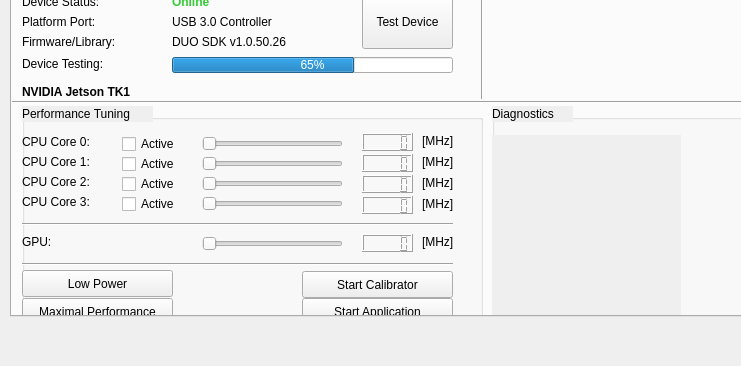
hvictor/Release, file TrackerRT_UI/mainwindow.ui: the form before one commit; both pictures show x 0 to 741 and y 201 to 567 of the 986 by 567 pixel window.
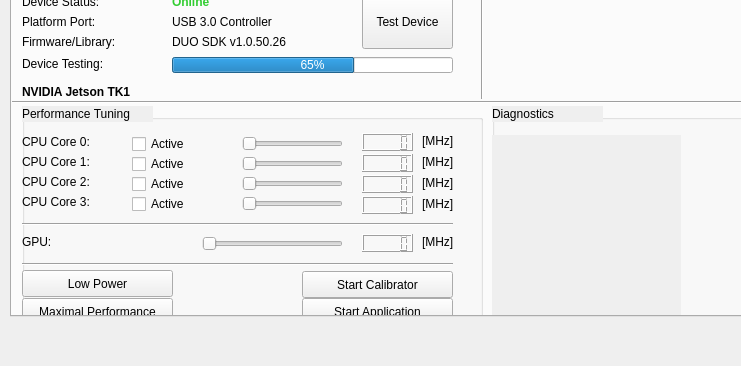
The form after the commit. The open tabs and pages were chosen to show the change. Custom widgets are drawn as their Qt base class.

```diff
--- a/TrackerRT_UI/mainwindow.ui
+++ b/TrackerRT_UI/mainwindow.ui
@@ -272,10 +272,10 @@
          <widget class="QSlider" name="horizontalSlider">
           <property name="geometry">
            <rect>
-            <x>180</x>
+            <x>220</x>
             <y>20</y>
-            <width>141</width>
-            <height>19</height>
+            <width>101</width>
+            <height>20</height>
            </rect>
           </property>
           <property name="maximum">
@@ -293,7 +293,7 @@
            <rect>
             <x>0</x>
             <y>20</y>
-            <width>81</width>
+            <width>91</width>
             <height>16</height>
            </rect>
           </property>
@@ -304,9 +304,9 @@
          <widget class="QCheckBox" name="checkBox">
           <property name="geometry">
            <rect>
-            <x>100</x>
+            <x>110</x>
             <y>20</y>
-            <width>71</width>
+            <width>81</width>
             <height>20</height>
            </rect>
           </property>
@@ -319,7 +319,7 @@
            <rect>
             <x>0</x>
             <y>40</y>
-            <width>81</width>
+            <width>91</width>
             <height>16</height>
            </rect>
           </property>
@@ -330,9 +330,9 @@
          <widget class="QSlider" name="horizontalSlider_3">
           <property name="geometry">
            <rect>
-            <x>180</x>
+            <x>220</x>
             <y>40</y>
-            <width>141</width>
+            <width>101</width>
             <height>20</height>
            </rect>
           </property>
@@ -351,7 +351,7 @@
            <rect>
             <x>0</x>
             <y>60</y>
-            <width>81</width>
+            <width>91</width>
             <height>16</height>
            </rect>
           </property>
@@ -364,7 +364,7 @@
            <rect>
             <x>0</x>
             <y>80</y>
-            <width>81</width>
+            <width>91</width>
             <height>16</height>
            </rect>
           </property>
@@ -375,9 +375,9 @@
          <widget class="QCheckBox" name="checkBox_3">
           <property name="geometry">
            <rect>
-            <x>100</x>
+            <x>110</x>
             <y>40</y>
-            <width>71</width>
+            <width>81</width>
             <height>20</height>
            </rect>
           </property>
@@ -388,9 +388,9 @@
          <widget class="QCheckBox" name="checkBox_4">
           <property name="geometry">
            <rect>
-            <x>100</x>
+            <x>110</x>
             <y>60</y>
-            <width>71</width>
+            <width>81</width>
             <height>20</height>
            </rect>
           </property>
@@ -401,9 +401,9 @@
          <widget class="QCheckBox" name="checkBox_5">
           <property name="geometry">
            <rect>
-            <x>100</x>
+            <x>110</x>
             <y>80</y>
-            <width>71</width>
+            <width>81</width>
             <height>20</height>
            </rect>
           </property>
@@ -414,9 +414,9 @@
          <widget class="QSlider" name="horizontalSlider_4">
           <property name="geometry">
            <rect>
-            <x>180</x>
+            <x>220</x>
             <y>60</y>
-            <width>141</width>
+            <width>101</width>
             <height>20</height>
            </rect>
           </property>
@@ -430,9 +430,9 @@
          <widget class="QSlider" name="horizontalSlider_5">
           <property name="geometry">
            <rect>
-            <x>180</x>
+            <x>220</x>
             <y>80</y>
-            <width>141</width>
+            <width>101</width>
             <height>20</height>
            </rect>
           </property>
@@ -840,7 +840,7 @@
           <rect>
            <x>480</x>
            <y>252</y>
-           <width>81</width>
+           <width>111</width>
            <height>16</height>
           </rect>
          </property>
```
Left out of the diff: 4 changed lines with no effect on the pictures.
